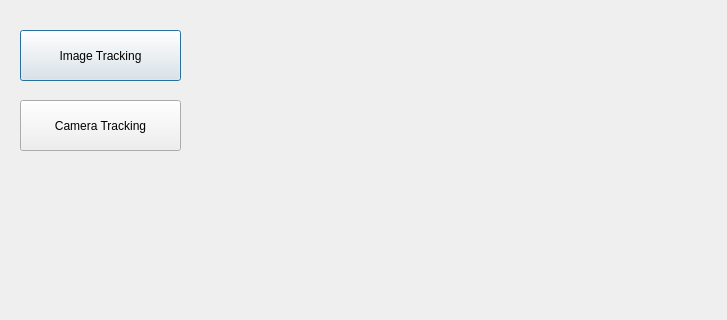
Above: mainScreen.ui from ButterM-40/Camera-Detection-App before the change. Below: the same form after it.
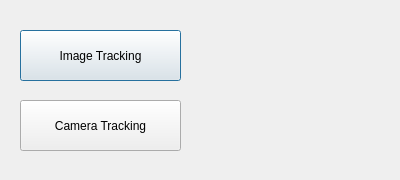
That is the form after the change.

Commit message: Added Image Select Window

Patch:
```diff
--- a/mainScreen.ui
+++ b/mainScreen.ui
@@ -6,20 +6,20 @@
    <rect>
     <x>0</x>
     <y>0</y>
-    <width>727</width>
-    <height>320</height>
+    <width>400</width>
+    <height>180</height>
    </rect>
   </property>
   <property name="minimumSize">
    <size>
-    <width>727</width>
-    <height>320</height>
+    <width>400</width>
+    <height>180</height>
    </size>
   </property>
   <property name="maximumSize">
    <size>
-    <width>727</width>
-    <height>320</height>
+    <width>400</width>
+    <height>180</height>
    </size>
   </property>
   <property name="windowTitle">
```
The commit also changes 2 other files.
